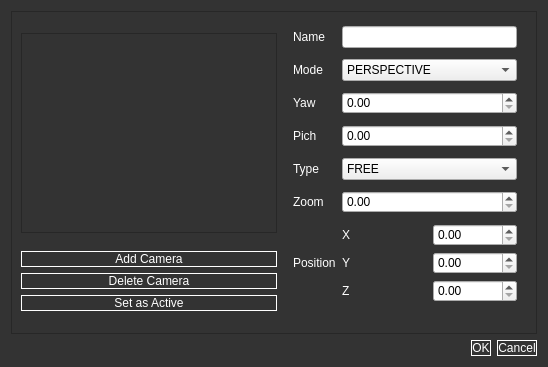
Above: Ui/camerawindowqt.ui from Vazquinhos/CatalunyaCircuit before the change. Below: the same form after it.
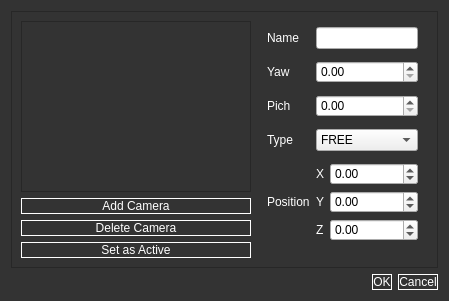
That is the form after the change.

Diff of the .ui file:
```diff
--- a/Ui/camerawindowqt.ui
+++ b/Ui/camerawindowqt.ui
@@ -6,8 +6,8 @@
    <rect>
     <x>0</x>
     <y>0</y>
-    <width>548</width>
-    <height>367</height>
+    <width>449</width>
+    <height>301</height>
    </rect>
   </property>
   <property name="windowTitle">
@@ -169,92 +169,36 @@
         <property name="bottomMargin">
          <number>10</number>
         </property>
-        <item row="5" column="0">
-         <widget class="QLabel" name="label_9">
-          <property name="text">
-           <string>Zoom</string>
-          </property>
-         </widget>
-        </item>
-        <item row="3" column="0">
+        <item row="2" column="0">
          <widget class="QLabel" name="label_8">
           <property name="text">
            <string>Pich</string>
           </property>
          </widget>
         </item>
-        <item row="2" column="0">
+        <item row="1" column="0">
          <widget class="QLabel" name="label_7">
           <property name="text">
            <string>Yaw</string>
           </property>
          </widget>
         </item>
-        <item row="3" column="1">
-         <widget class="QDoubleSpinBox" name="sb_pitch">
-          <property name="maximum">
-           <double>1000.000000000000000</double>
-          </property>
-         </widget>
-        </item>
-        <item row="5" column="1">
-         <widget class="QDoubleSpinBox" name="cb_zoom">
-          <property name="maximum">
-           <double>1000.000000000000000</double>
-          </property>
-         </widget>
-        </item>
-        <item row="0" column="1">
-         <widget class="QLineEdit" name="line_name"/>
-        </item>
-        <item row="1" column="1">
-         <widget class="QComboBox" name="cb_mode">
-          <item>
-           <property name="text">
-            <string>PERSPECTIVE</string>
-           </property>
-          </item>
-          <item>
-           <property name="text">
-            <string>ORTOGONAL</string>
-           </property>
-          </item>
-         </widget>
-        </item>
-        <item row="0" column="0">
-         <widget class="QLabel" name="label">
-          <property name="text">
-           <string>Name</string>
-          </property>
-         </widget>
-        </item>
-        <item row="1" column="0">
-         <widget class="QLabel" name="label_10">
-          <property name="text">
-           <string>Mode</string>
-          </property>
-         </widget>
-        </item>
-        <item row="4" column="0">
-         <widget class="QLabel" name="label_6">
-          <property name="text">
-           <string>Type</string>
-          </property>
-         </widget>
-        </item>
         <item row="2" column="1">
-         <widget class="QDoubleSpinBox" name="sb_yaw">
+         <widget class="QDoubleSpinBox" name="sb_pitch">
           <property name="maximum">
            <double>1000.000000000000000</double>
           </property>
          </widget>
         </item>
-        <item row="6" column="1">
+        <item row="4" column="1">
          <layout class="QGridLayout" name="gridLayout_2">
           <item row="1" column="1">
            <widget class="QDoubleSpinBox" name="y">
+            <property name="minimum">
+             <double>-9999999.000000000000000</double>
+            </property>
             <property name="maximum">
-             <double>1000.000000000000000</double>
+             <double>999999.000000000000000</double>
             </property>
            </widget>
           </item>
@@ -274,8 +218,11 @@
           </item>
           <item row="0" column="1">
            <widget class="QDoubleSpinBox" name="x">
+            <property name="minimum">
+             <double>-99991.000000000000000</double>
+            </property>
             <property name="maximum">
-             <double>1000.000000000000000</double>
+             <double>100000.000000000000000</double>
             </property>
            </widget>
           </item>
@@ -288,14 +235,17 @@
           </item>
           <item row="2" column="1">
            <widget class="QDoubleSpinBox" name="z">
+            <property name="minimum">
+             <double>-9999999.000000000000000</double>
+            </property>
             <property name="maximum">
-             <double>1000.000000000000000</double>
+             <double>9999999.000000000000000</double>
             </property>
            </widget>
           </item>
          </layout>
         </item>
-        <item row="6" column="0">
+        <item row="4" column="0">
          <widget class="QLabel" name="label_3">
           <property name="styleSheet">
            <string notr="true"/>
@@ -305,7 +255,7 @@
           </property>
          </widget>
         </item>
-        <item row="4" column="1">
+        <item row="3" column="1">
          <widget class="QComboBox" name="cb_type">
           <item>
            <property name="text">
@@ -324,6 +274,30 @@
           </item>
          </widget>
         </item>
+        <item row="0" column="1">
+         <widget class="QLineEdit" name="line_name"/>
+        </item>
+        <item row="0" column="0">
+         <widget class="QLabel" name="label">
+          <property name="text">
+           <string>Name</string>
+          </property>
+         </widget>
+        </item>
+        <item row="3" column="0">
+         <widget class="QLabel" name="label_6">
+          <property name="text">
+           <string>Type</string>
+          </property>
+         </widget>
+        </item>
+        <item row="1" column="1">
+         <widget class="QDoubleSpinBox" name="sb_yaw">
+          <property name="maximum">
+           <double>1000.000000000000000</double>
+          </property>
+         </widget>
+        </item>
        </layout>
       </item>
      </layout>
```
